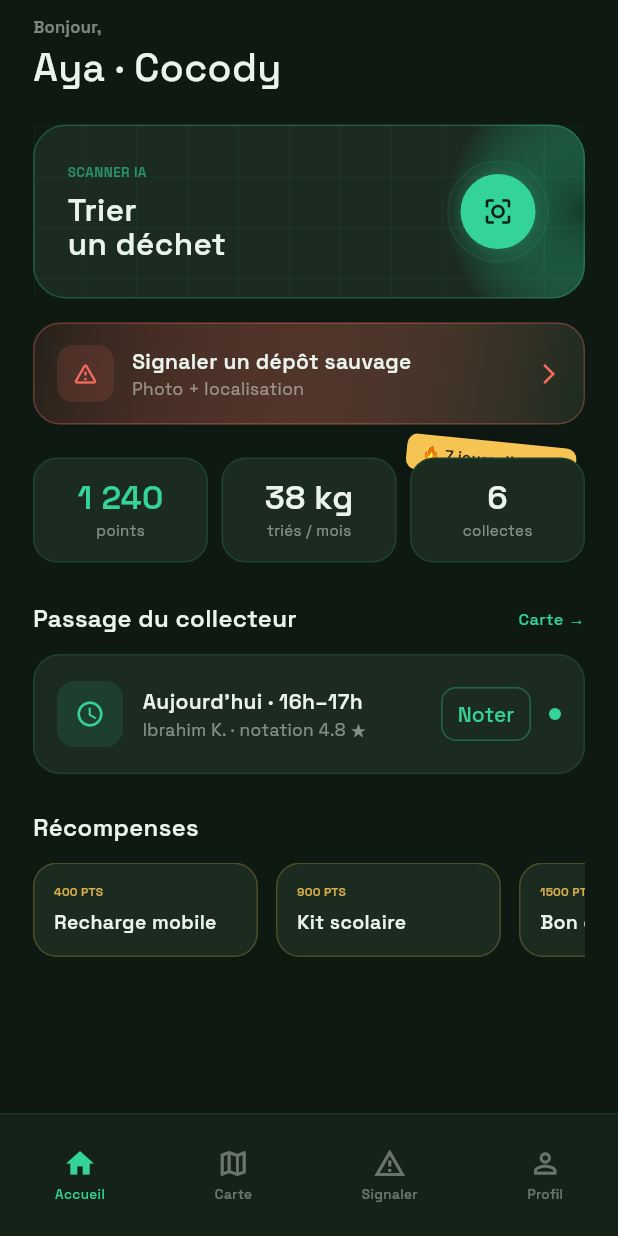
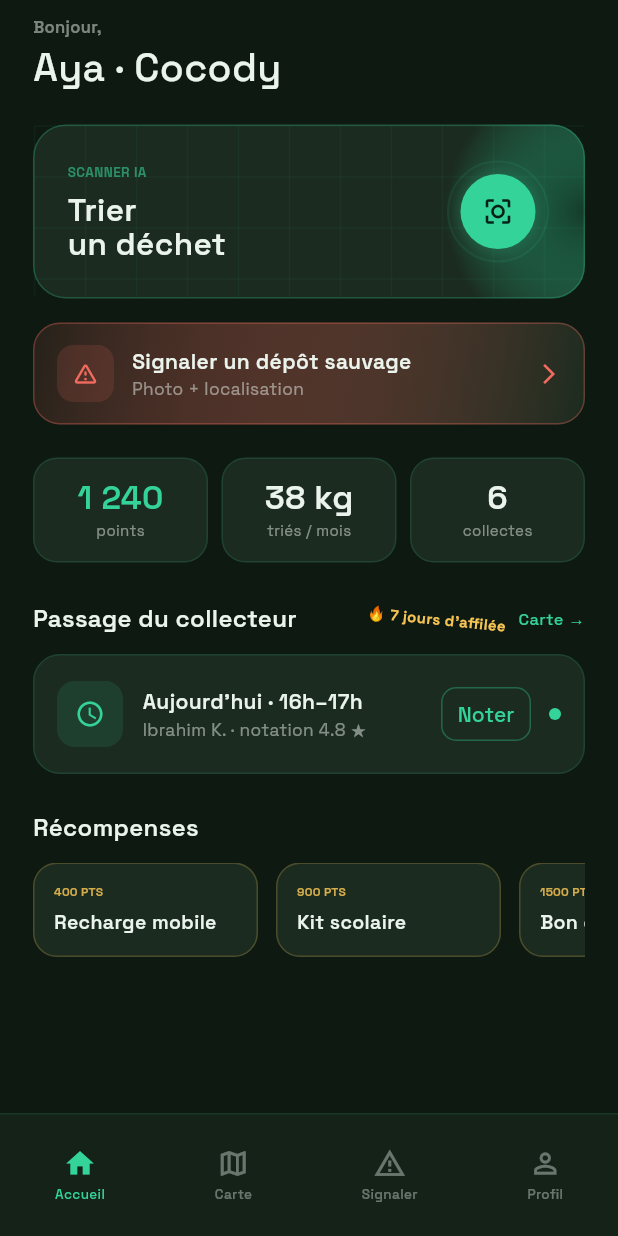
Before and after one commit to TanohKhalil/EcoTrack, a Flutter app: the AccueilMenageScreen screen opened by its route, scrolled down 56 dp, on a phone screen of 412 x 824 dp. Run offline on Flutter 3.47's test engine with Material 3 defaults, Android fonts, the light colour scheme and no system bars; our stand-ins replace flutter_riverpod, flutter_svg, go_router, google_fonts, shared_preferences; accounts and stored records are empty.

Commit message:
modification des differents ecrans

```diff
--- /dev/null
+++ b/devtools_options.yaml
@@ -0,0 +1,3 @@
+description: This file stores settings for Dart & Flutter DevTools.
+documentation: https://docs.flutter.dev/tools/devtools/extensions#configure-extension-enablement-states
+extensions:
--- a/lib/features/menage/accueil_menage_screen.dart
+++ b/lib/features/menage/accueil_menage_screen.dart
@@ -66,23 +66,11 @@
                       children: [
                         Row(
                           children: [
-                            Container(
+                            Center(
+                              child: SvgPicture.asset(
+                                'assets/images/logo.svg',
                                 width: 34,
                                 height: 34,
-                              decoration: BoxDecoration(
-                                color: accentColor,
-                                borderRadius: BorderRadius.circular(10),
-                              ),
-                              child: Center(
-                                child: SvgPicture.asset(
-                                  'assets/images/recycling-symbol-svgrepo-com.svg',
-                                  width: 17,
-                                  height: 17,
-                                  colorFilter: const ColorFilter.mode(
-                                    AppTheme.accentInk,
-                                    BlendMode.srcIn,
-                                  ),
-                                ),
                               ),
                             ),
                             const SizedBox(width: 10),
@@ -375,41 +363,6 @@
                     ),
                     const SizedBox(height: 22),
                     // Stats
-                    Stack(
-                      clipBehavior: Clip.none,
-                      children: [
-                        Positioned(
-                          top: -11,
-                          right: 6,
-                          child: Transform.rotate(
-                            angle: 0.1,
-                            child: Container(
-                              padding: const EdgeInsets.symmetric(
-                                horizontal: 10,
-                                vertical: 5,
-                              ),
-                              decoration: BoxDecoration(
-                                color: goldColor,
-                                borderRadius: BorderRadius.circular(7),
-                                boxShadow: [
-                                  BoxShadow(
-                                    color: Colors.black.withValues(alpha: 0.25),
-                                    blurRadius: 12,
-                                  ),
-                                ],
-                              ),
-                              child: Text(
-                                '🔥 7 jours d\'affilée',
-                                style: TextStyle(
-                                  fontSize: 10,
-                                  fontWeight: FontWeight.w700,
-                                  color: const Color(0xFF2B1D00),
-                                  fontFamily: 'Space Grotesk',
-                                ),
-                              ),
-                            ),
-                          ),
-                        ),
                     Row(
                       children: [
                         _buildStatCard('1 240', 'points', accentColor),
@@ -427,14 +380,13 @@
                         _buildStatCard('6', 'collectes', textColor),
                       ],
                     ),
-                      ],
-                    ),
                     const SizedBox(height: 26),
                     // Passage du collecteur
                     Row(
                       mainAxisAlignment: MainAxisAlignment.spaceBetween,
                       children: [
-                        Text(
+                        Expanded(
+                          child: Text(
                             'Passage du collecteur',
                             style: TextStyle(
                               fontSize: 16,
@@ -443,6 +395,20 @@
                               fontFamily: 'Space Grotesk',
                             ),
                           ),
+                        ),
+                        Transform.rotate(
+                          angle: 0.1,
+                          child: Text(
+                            '🔥 7 jours d\'affilée',
+                            style: TextStyle(
+                              fontSize: 10,
+                              fontWeight: FontWeight.w700,
+                              color: goldColor,
+                              fontFamily: 'Space Grotesk',
+                            ),
+                          ),
+                        ),
+                        const SizedBox(width: 8),
                         GestureDetector(
                           onTap: traceCallback(
                             "accueil_menage_screen.dart:423:onTap",
```
Also changed, not shown: lib/features/auth/splash_screen.dart (+5 -24 lines), assets/images/logo.svg (added), assets/images/recycling-symbol-svgrepo-com.svg (deleted). Lines whose indentation alone changed are shown as unchanged.
